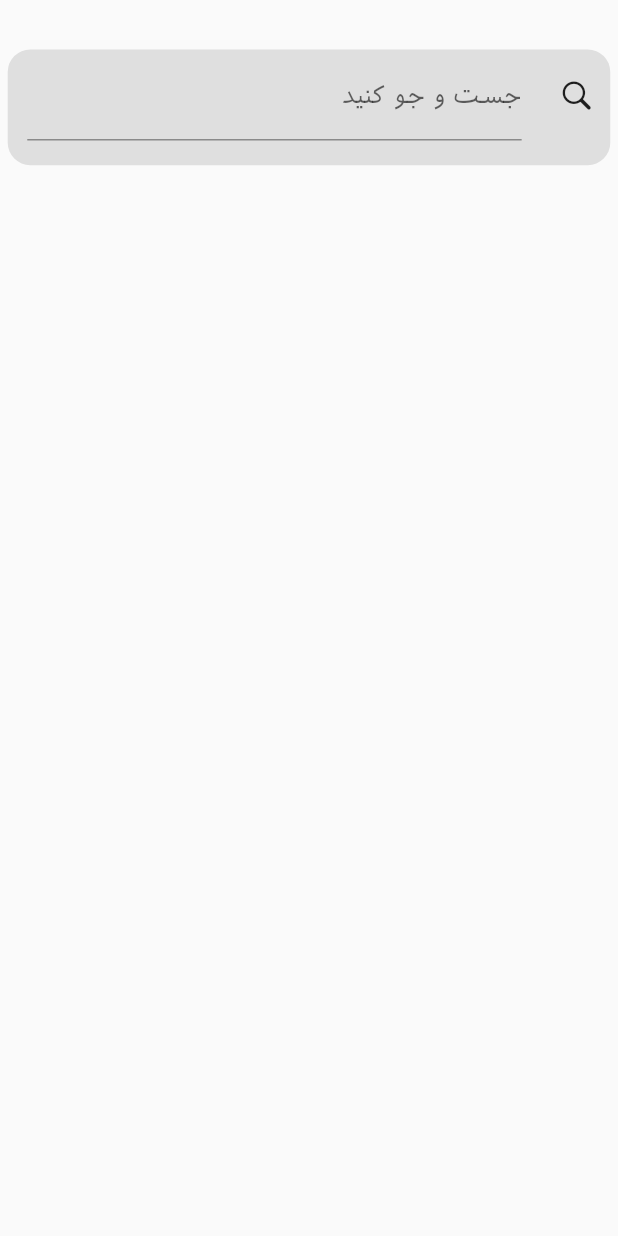
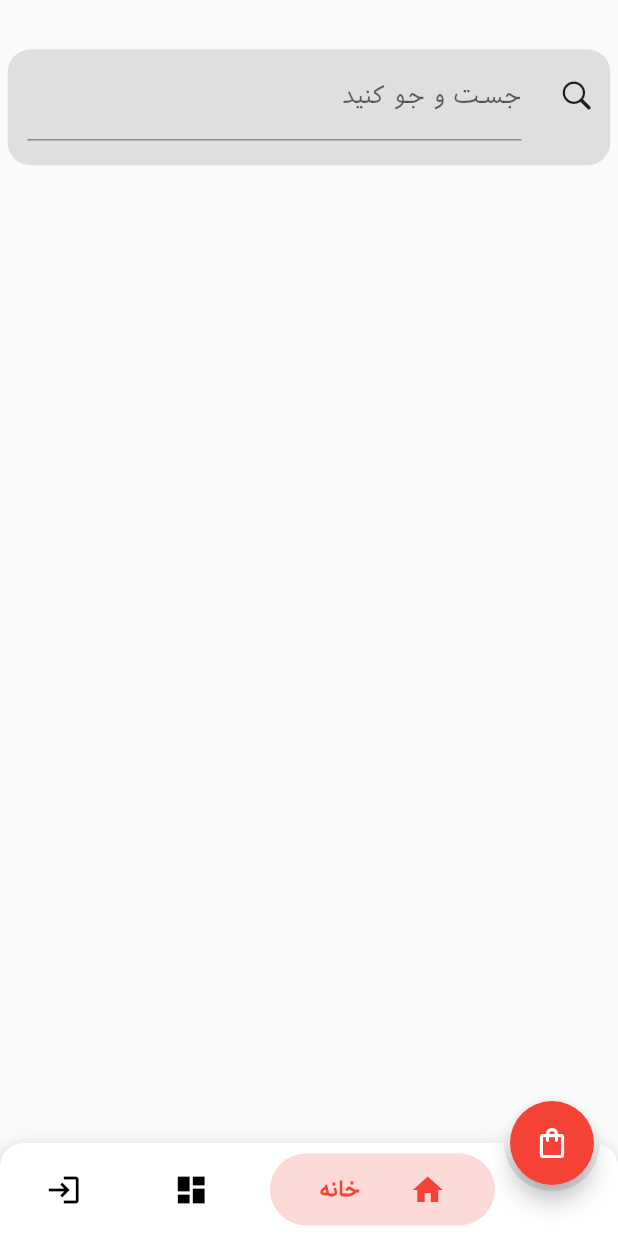
Before and after one commit to mnakhjiri/Namakala, a Flutter app: the screen it shows after launch, on a phone screen of 412 x 824 dp. Run offline on Flutter 3.47's test engine with Material 2 defaults, Android fonts, the phone set to English and light mode, and no system bars; drawn by our look-alikes of bubble_bottom_bar.

Commit message:
NavigationBar added

```diff
--- a/lib/pages/HomePage.dart
+++ b/lib/pages/HomePage.dart
@@ -1,4 +1,6 @@
+import 'package:bubble_bottom_bar/bubble_bottom_bar.dart';
 import 'package:flutter/material.dart';
+import 'package:namakala/widgets/NavigationBar.dart';
 import 'package:namakala/widgets/Search.dart';
 
 import '../widgets/SearchContainer.dart';
@@ -20,6 +22,14 @@ class HomePage extends StatelessWidget {
               SearchContainer(),
             ],
           ),
+
+          floatingActionButton: FloatingActionButton(
+            onPressed: (){},
+            child: Icon(Icons.shopping_bag_outlined),
+            backgroundColor: Colors.red,
+          ),
+          floatingActionButtonLocation: FloatingActionButtonLocation.endDocked,
+          bottomNavigationBar: MyNavigationBar(),
         ),
       );
   }
--- /dev/null
+++ b/lib/widgets/NavigationBar.dart
@@ -0,0 +1,28 @@
+import 'package:bubble_bottom_bar/bubble_bottom_bar.dart';
+import 'package:flutter/material.dart';
+
+class MyNavigationBar extends StatelessWidget {
+
+  @override
+  Widget build(BuildContext context) {
+    return Directionality(
+      textDirection: TextDirection.rtl,
+      child: BubbleBottomBar(
+        opacity: .2,
+        // currentIndex: currentIndex,
+        // onTap: changePage,
+        borderRadius: BorderRadius.vertical(top: Radius.circular(16)),
+        elevation: 8,
+        fabLocation: BubbleBottomBarFabLocation.end, //new
+        hasNotch: true, //new
+        hasInk: true, //new, gives a cute ink effect
+        inkColor: Colors.black12, //optional, uses theme color if not specified
+        items: <BubbleBottomBarItem>[
+          BubbleBottomBarItem(backgroundColor: Colors.red, icon: Icon(Icons.home_filled, color: Colors.black,), activeIcon: Icon(Icons.home, color: Colors.red,), title: Text("خانه")),
+          BubbleBottomBarItem(backgroundColor: Colors.deepPurple, icon: Icon(Icons.dashboard, color: Colors.black,), activeIcon: Icon(Icons.dashboard, color: Colors.deepPurple,), title: Text("Logs")),
+          BubbleBottomBarItem(backgroundColor: Colors.green, icon: Icon(Icons.login, color: Colors.black,), activeIcon: Icon(Icons.login, color: Colors.green,), title: Text("حساب کاربری"))
+        ],
+      ),
+    );
+  }
+}
```
